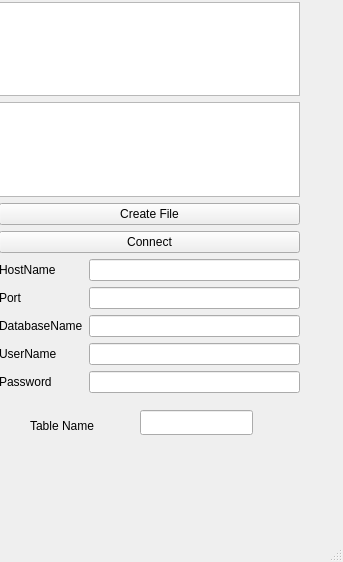
This is mainwidget.ui in Kirito3545/Test_excercise1 as Qt 5 draws it before an edit. The edited form follows.
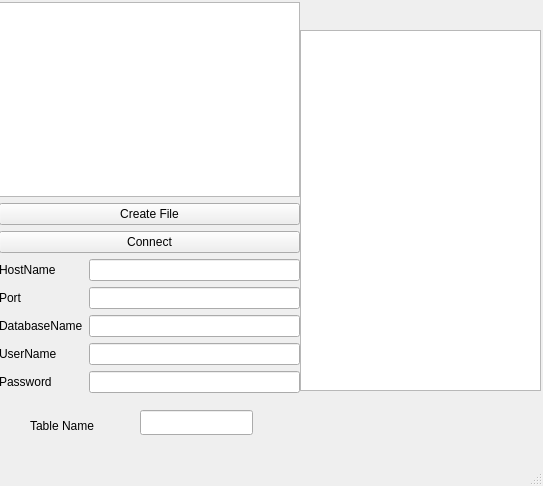
This is the edited form.

```diff
--- a/mainwidget.ui
+++ b/mainwidget.ui
@@ -6,8 +6,8 @@
    <rect>
     <x>0</x>
     <y>0</y>
-    <width>343</width>
-    <height>562</height>
+    <width>543</width>
+    <height>486</height>
    </rect>
   </property>
   <property name="windowTitle">
@@ -52,9 +52,6 @@
        <item>
         <widget class="QListView" name="listView"/>
        </item>
-       <item>
-        <widget class="QTextEdit" name="textEdit"/>
-       </item>
        <item>
         <widget class="QPushButton" name="pushButton">
          <property name="text">
@@ -127,6 +124,16 @@
      </item>
     </layout>
    </widget>
+   <widget class="QTextEdit" name="textEdit">
+    <property name="geometry">
+     <rect>
+      <x>300</x>
+      <y>30</y>
+      <width>241</width>
+      <height>361</height>
+     </rect>
+    </property>
+   </widget>
   </widget>
   <widget class="QMenuBar" name="menubar">
    <property name="geometry">
```
Left out of the diff: 2 changed lines with no effect on the pictures.
